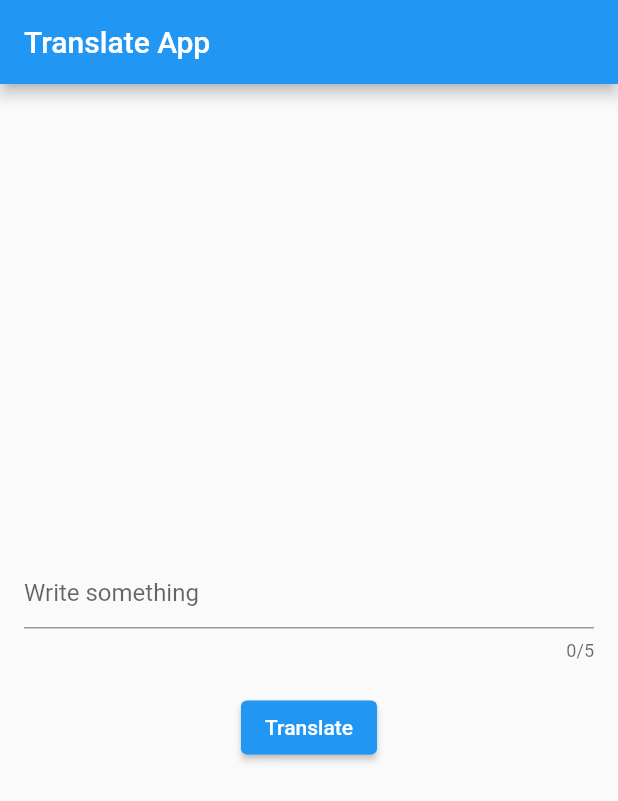
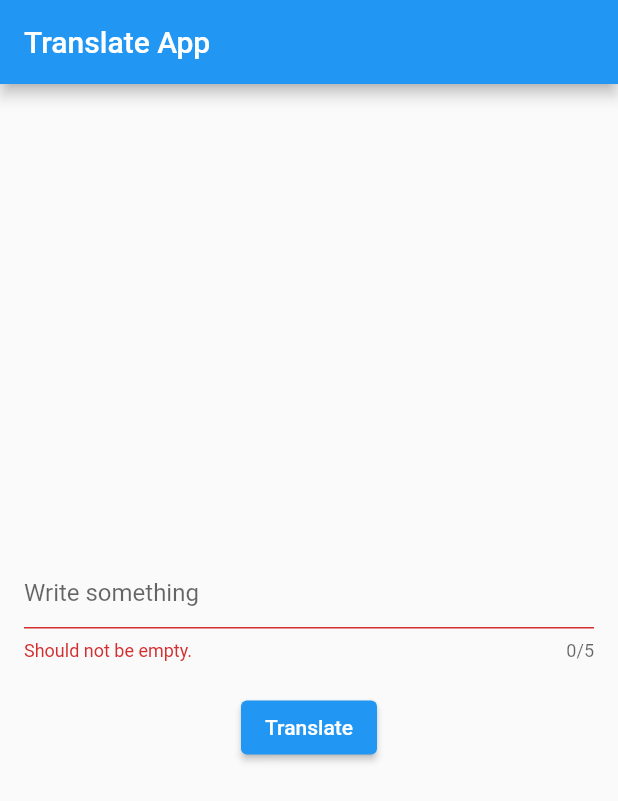
Before and after one commit to kokoichi206/flutter-app, a Flutter app: the screen it shows after launch, after a tap on "Translate", on a phone screen of 412 x 824 dp. Shown: the top 801 px of the screen. Run offline on Flutter 3.47's test engine with Material 2 defaults, Android fonts, the phone set to English and light mode, and no system bars; our stand-ins replace timeago; missing offline and left inert: numeral, scroll_app_bar.

```diff
--- a/web_db_130/lib/main.dart
+++ b/web_db_130/lib/main.dart
@@ -23,6 +23,7 @@ class HomePage extends StatefulWidget {
 }
 
 class _HomePageState extends State<HomePage> {
+  final _formKey = GlobalKey<FormState>();
 
   @override
   Widget build(BuildContext context) {
@@ -30,25 +31,37 @@ class _HomePageState extends State<HomePage> {
       appBar: AppBar(
         title: const Text("Translate App"),
       ),
-      body: Column(
+      body: Form(
+        key: _formKey,
+        child: Column(
           mainAxisAlignment: MainAxisAlignment.center,
           children: [
-          const Padding(
-            padding: EdgeInsets.symmetric(horizontal: 16),
-            child: TextField(
+            Padding(
+              padding: const EdgeInsets.symmetric(horizontal: 16),
+              child: TextFormField(
                 maxLength: 5,
-              decoration: InputDecoration(
+                decoration: const InputDecoration(
                   hintText: 'Write something',
                 ),
+                validator: (value) {
+                  if (value == null || value.isEmpty) {
+                    return 'Should not be empty.';
+                  }
+                  return null;
+                }
               ),
             ),
             const SizedBox(height: 20),
             ElevatedButton(
-              onPressed: (){},
+                onPressed: (){
+                  final formState = _formKey.currentState!;
+                  formState.validate();
+                },
                 child: const Text(
                   'Translate',
                 ))
           ],
+        ),
       ),
     );
   }
```
Lines whose indentation alone changed are shown as unchanged.
